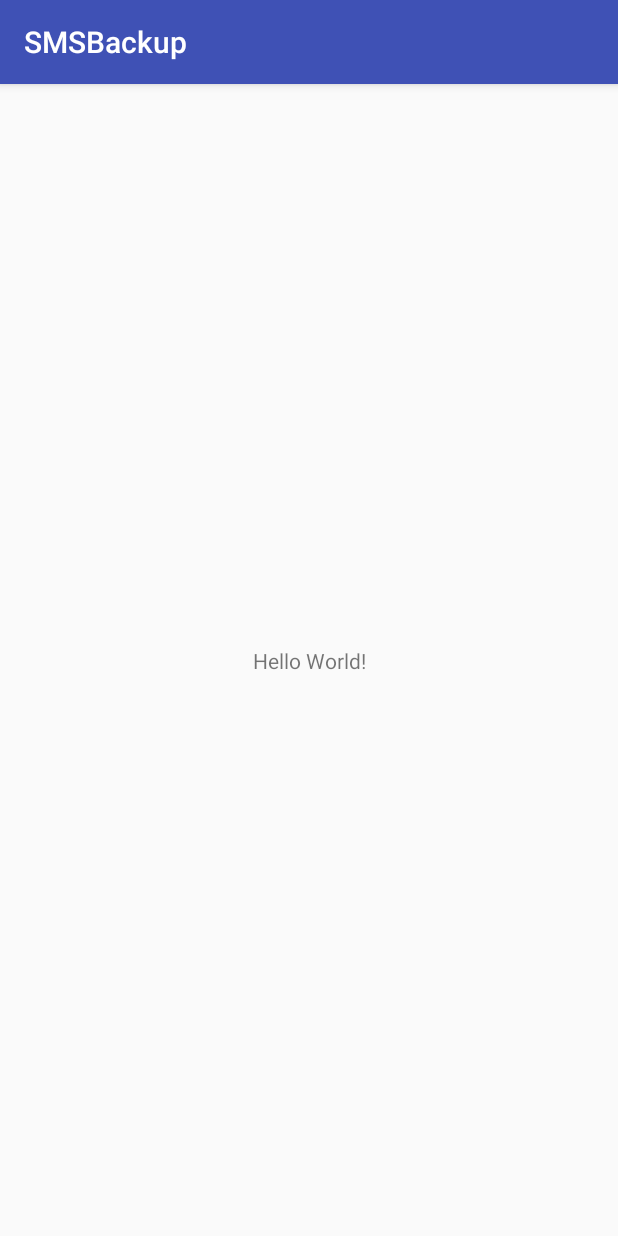
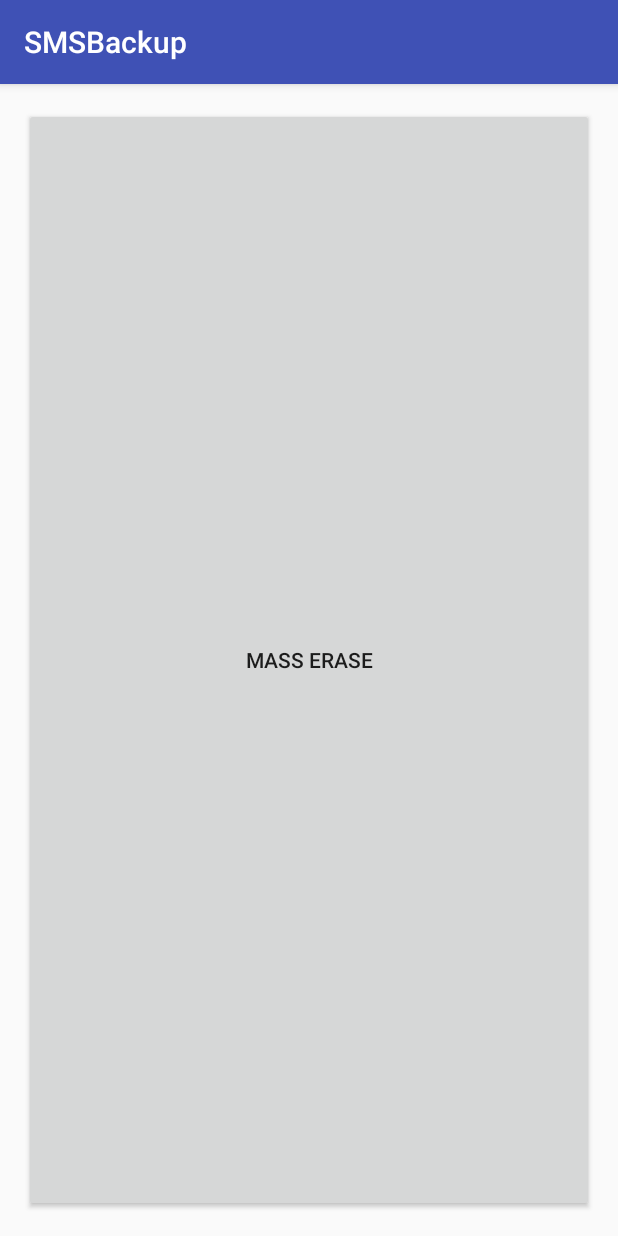
Before and after one commit to marcin-piotrowski/SMSBackup-java, an Android app: the screen it shows after launch (MainActivity), on a phone screen of 412 x 824 dp. Run offline under Robolectric (Android 15) with nearby library versions, the phone set to English and light mode, and no system bars.

Commit message:
button added

```diff
--- a/app/src/main/AndroidManifest.xml
+++ b/app/src/main/AndroidManifest.xml
@@ -9,7 +9,7 @@
         android:roundIcon="@mipmap/ic_launcher_round"
         android:supportsRtl="true"
         android:theme="@style/AppTheme">
-        <activity android:name=".MainActivity">
+        <activity android:name=".activities.MainActivity">
             <intent-filter>
                 <action android:name="android.intent.action.MAIN" />
 
--- a/app/src/main/java/com/sample/smsbackup/MainActivity.java
+++ /dev/null
@@ -1,13 +0,0 @@
-package com.sample.smsbackup;
-
-import android.support.v7.app.AppCompatActivity;
-import android.os.Bundle;
-
-public class MainActivity extends AppCompatActivity {
-
-    @Override
-    protected void onCreate(Bundle savedInstanceState) {
-        super.onCreate(savedInstanceState);
-        setContentView(R.layout.activity_main);
-    }
-}
--- /dev/null
+++ b/app/src/main/java/com/sample/smsbackup/activities/MainActivity.java
@@ -0,0 +1,27 @@
+package com.sample.smsbackup.activities;
+
+import android.support.v7.app.AppCompatActivity;
+import android.os.Bundle;
+import android.view.View;
+import android.widget.Toast;
+
+import com.sample.smsbackup.R;
+
+public class MainActivity extends AppCompatActivity {
+
+    @Override
+    protected void onCreate(Bundle savedInstanceState) {
+        super.onCreate(savedInstanceState);
+        setContentView(R.layout.activity_main);
+    }
+
+
+    public void erase(View view){
+        Toast.makeText(
+                getApplicationContext(),
+                R.string.stringErase,
+                Toast.LENGTH_SHORT)
+        .show();
+    }
+
+}
--- a/app/src/main/res/layout/activity_main.xml
+++ b/app/src/main/res/layout/activity_main.xml
@@ -1,18 +1,22 @@
 <?xml version="1.0" encoding="utf-8"?>
-<android.support.constraint.ConstraintLayout xmlns:android="http://schemas.android.com/apk/res/android"
+<LinearLayout xmlns:android="http://schemas.android.com/apk/res/android"
     xmlns:app="http://schemas.android.com/apk/res-auto"
     xmlns:tools="http://schemas.android.com/tools"
     android:layout_width="match_parent"
     android:layout_height="match_parent"
-    tools:context="com.sample.smsbackup.MainActivity">
+    tools:context="com.sample.smsbackup.activities.MainActivity">
 
-    <TextView
-        android:layout_width="wrap_content"
-        android:layout_height="wrap_content"
-        android:text="Hello World!"
-        app:layout_constraintBottom_toBottomOf="parent"
-        app:layout_constraintLeft_toLeftOf="parent"
-        app:layout_constraintRight_toRightOf="parent"
-        app:layout_constraintTop_toTopOf="parent" />
-
-</android.support.constraint.ConstraintLayout>
+    <Button
+        android:id="@+id/btnErase"
+        android:layout_width="0dp"
+        android:layout_height="match_parent"
+        android:layout_marginBottom="16dp"
+        android:layout_marginEnd="16dp"
+        android:layout_marginStart="16dp"
+        android:layout_marginTop="16dp"
+        android:layout_weight="1"
+        android:text="@string/stringErase"
+        android:onClick="erase"
+        tools:layout_editor_absoluteX="148dp"
+        tools:layout_editor_absoluteY="6dp" />
+</LinearLayout>
--- a/app/src/main/res/values/strings.xml
+++ b/app/src/main/res/values/strings.xml
@@ -1,3 +1,4 @@
 <resources>
     <string name="app_name">SMSBackup</string>
+    <string name="stringErase">Mass erase</string>
 </resources>
```
